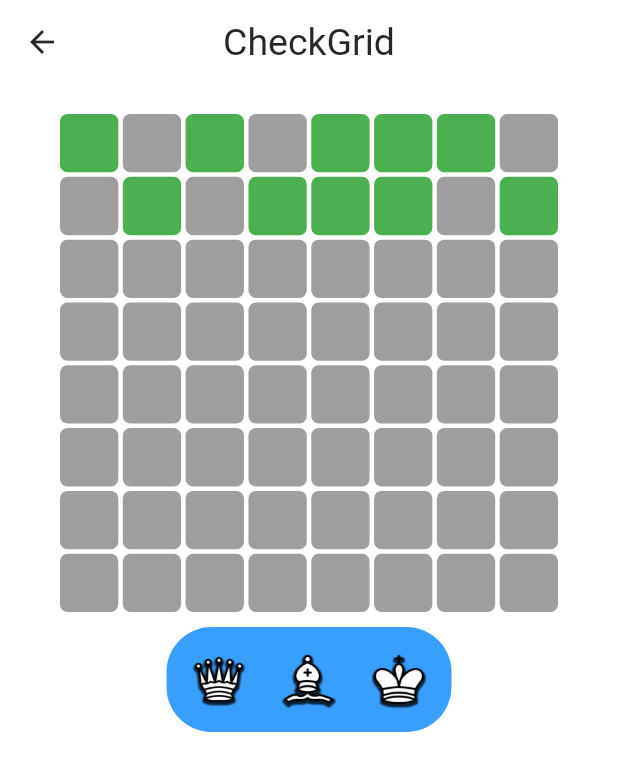
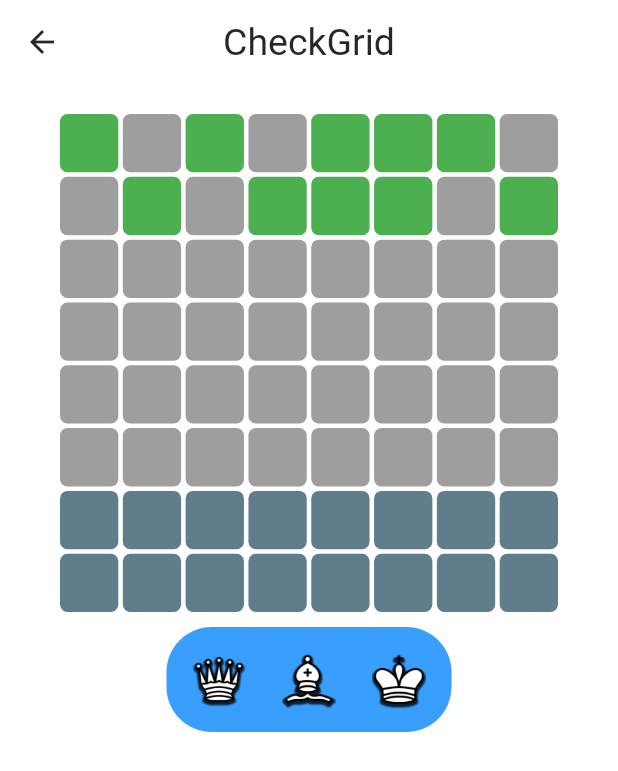
Before and after one commit to jarnbring/checkgrid, a Flutter app: the screen it shows after launch, after a tap on "Play", on a phone screen of 412 x 824 dp. Shown: the top 771 px of the screen. Run offline on Flutter 3.47's test engine with Material 3 defaults, Android fonts, the phone set to English and light mode, and no system bars; our stand-ins replace device_preview; missing offline and left inert: flame.

Commit message:
Fixed bugs with colors

```diff
--- a/gamename/lib/game/block.dart
+++ b/gamename/lib/game/block.dart
@@ -7,6 +7,7 @@ class Block {
   Point position;
   bool isActive;
   bool isTargeted;
+  bool hasPiece;
   PieceType? piece;
   Color? color;
 
@@ -14,6 +15,7 @@ class Block {
     required this.position,
     this.isActive = false,
     this.isTargeted = false,
+    this.hasPiece = false,
     this.piece,
     this.color
     });
--- a/gamename/lib/pages/game_page.dart
+++ b/gamename/lib/pages/game_page.dart
@@ -41,8 +41,8 @@ class _GamePageState extends State<GamePage> with TickerProviderStateMixin {
     _fadeAnimation = Tween(begin: 0.0, end: 1.0).animate(_animationController);
 
     initKillingCells();
-
     setPieces();
+    update();
   }
 
   @override
@@ -67,19 +67,15 @@ class _GamePageState extends State<GamePage> with TickerProviderStateMixin {
     for (int row = 0; row < 2; row++) {
       for (int col = 0; col < boardWidth; col++) {
         if (random.nextBool()) {
-          board[row][col] = Block(position: Point(row, col), isActive: true);
+          board[row][col] = Block(
+            position: Point(row, col),
+            isActive: true,
+            color: Colors.green,
+          );
         }
       }
     }
-  }
-
-  Color setCellColor(Block? block) {
-    if (block == null) {
-      return Colors.grey;
-    } else if (block.color != null) {
-      return block.color!;
-    }
-    return Colors.green;
+    update();
   }
 
   void showTargetedCells(
@@ -114,7 +110,7 @@ class _GamePageState extends State<GamePage> with TickerProviderStateMixin {
               break;
             } else if (board[newRow][newCol] != null) {
               // Om det finns något hinder men inte aktiv -> stoppa
-              break;
+              continue;
             }
             // Om det är null (tom ruta), fortsätt gå i riktningen
           }
@@ -125,6 +121,7 @@ class _GamePageState extends State<GamePage> with TickerProviderStateMixin {
 
   void setPiecesAndRemoveBlocks() {
     setState(() {
+      update();
       for (int row = 0; row < boardHeight; row++) {
         for (int col = 0; col < boardWidth; col++) {
           if (board[row][col]?.isTargeted == true) {
@@ -142,40 +139,54 @@ class _GamePageState extends State<GamePage> with TickerProviderStateMixin {
   }
 
   void spawnNewRows() {
-    update();
     for (int row = boardHeight - 1; row > 0; row--) {
       board[row] = List<Block?>.from(board[row - 1]);
     }
     board[0] = List<Block?>.filled(boardWidth, null);
     initKillingCells();
+    update();
   }
 
   void update() {
     setState(() {
       for (int row = 0; row < boardHeight; row++) {
         for (int col = 0; col < boardWidth; col++) {
-        if (board[row][col] == null) {
-          board[row][col]?.color = Colors.grey;
-        } else if (board[row][col]!.piece != null) {
-          board[row][col]?.color = Colors.blue;
+          var block = board[row][col];
+
+          if (row == 6 || row == 7) {
+            if (block == null) {
+              board[row][col] = Block(
+                position: Point(row, col),
+                isActive: false,
+                hasPiece: false,
+                color: Colors.blueGrey,
+              );
             } else {
-          // Bestäm färg baserat på rad
-          if (row < 1 && board[row][col] != null && board[row][col]!.isActive) {
-            board[row][col]?.color = Colors.green;
-          } else if (row >= 1 && row < 3 && board[row][col] != null && board[row][col]!.isActive) {
-            board[row][col]?.color = Colors.orange;
-          } else if (row >= 3 && row < 5 && board[row][col] != null && board[row][col]!.isActive) {
-            board[row][col]?.color = Colors.red;
-          } else if (row > 5 && row <= 7 && board[row][col] == null) {
-            board[row][col]?.color = Colors.deepPurple; // Botten blir lila
+              block.color = Colors.blueGrey;
+            }
+          } else if (block != null) {
+            // Kontrollera om blocket har en bit (hasPiece är sant)
+            if (block.hasPiece) {
+              block.color =
+                  Colors.blue; // Sätt färgen till blå om det finns en bit
+            } else if (block.piece != null) {
+              block.color =
+                  Colors
+                      .blue; // Om det finns en bit (stycke), sätt färgen till blå
+            } else if (block.isActive) {
+              if (row == 0 || row == 1) {
+                block.color = Colors.green;
+              } else if (row == 2 || row == 3) {
+                block.color = Colors.orange;
+              } else if (row == 4 || row == 5) {
+                block.color = Colors.red;
+              }
             }
           }
         }
       }
     });
   }
-
-
 
   Widget _buildContinueButton() {
     return GestureDetector(
@@ -235,7 +246,9 @@ void update() {
 
                   return DragTarget<PieceType>(
                     onWillAcceptWithDetails: (data) {
-                      return board[row][col] == null;
+                      return (board[row][col] == null ||
+                          (board[row][col]?.hasPiece == false &&
+                              board[row][col]?.isActive == false));
                     },
                     onAcceptWithDetails: (details) {
                       setState(() {
@@ -243,6 +256,7 @@ void update() {
                           position: Point(row, col),
                           piece: details.data,
                           isActive: false,
+                          hasPiece: true,
                         );
                         showTargetedCells(details, row, col);
                         selectedPiecesPositions.add(Point(row, col));
@@ -253,7 +267,17 @@ void update() {
                       return Container(
                         decoration: BoxDecoration(
                           borderRadius: BorderRadius.circular(5),
-                          color: setCellColor(board[row][col]),
+                          color:
+                              board[row][col] == null
+                                  ? (row == 6 || row == 7
+                                      ? Colors.blueGrey
+                                      : Colors
+                                          .grey) // Om cellen är null, sätt färgen beroende på rad
+                                  : (board[row][col]?.piece != null
+                                      ? Colors.blue
+                                      : board[row][col]?.color ??
+                                          Colors
+                                              .grey), // Om en pjäs finns, sätt färgen till blå
                         ),
                         child:
                             block != null
```
Lines whose indentation alone changed are shown as unchanged.
